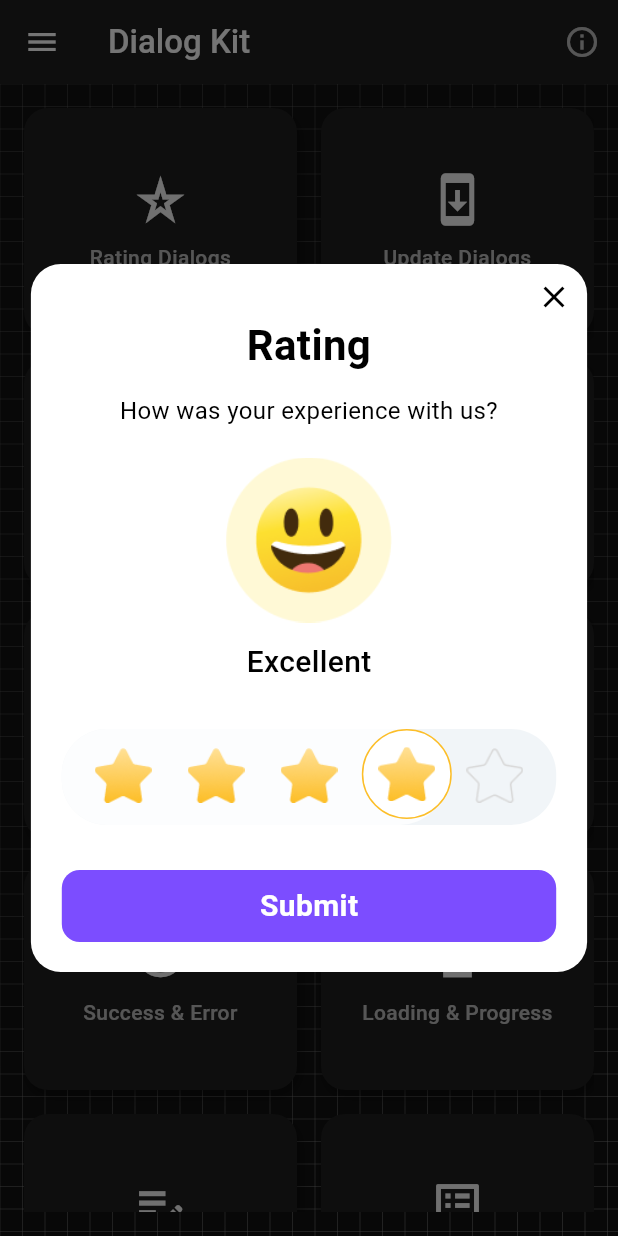
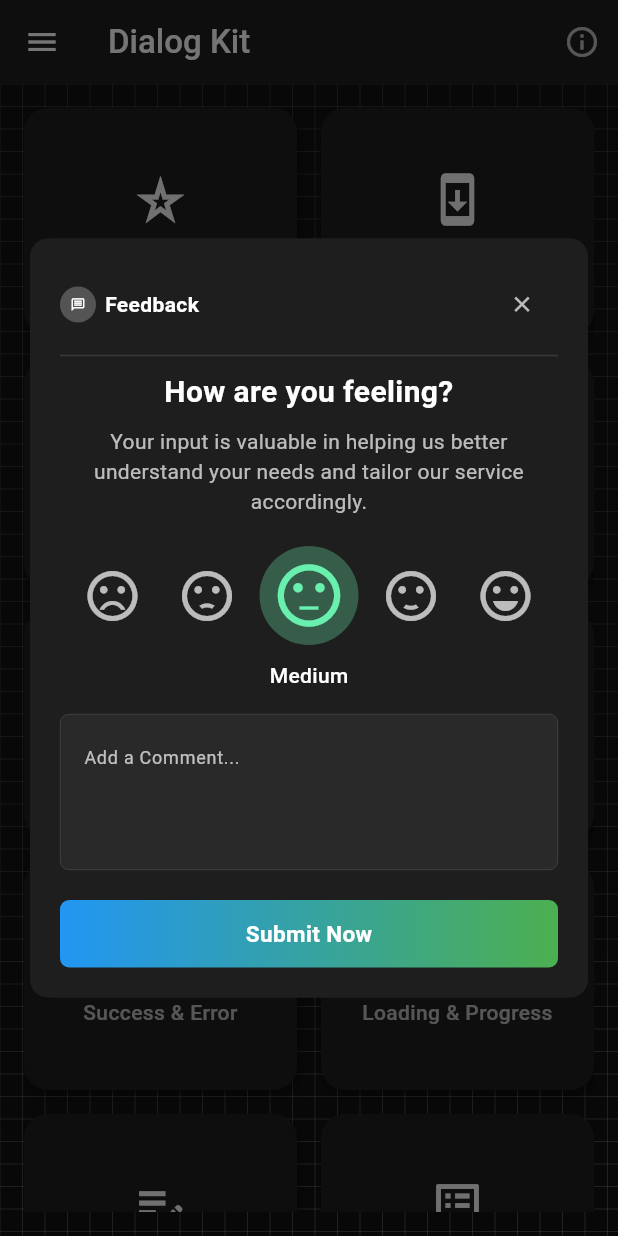
Before and after one commit to ShashwatDhingra/dialog, a Flutter app: the screen it shows after launch, after a tap on "Rating Dialogs", on a phone screen of 412 x 824 dp. Run offline on Flutter 3.47's test engine with Material 3 defaults, Android fonts, the light colour scheme and no system bars.

Commit message:
Add Rating Dialogs

```diff
--- /dev/null
+++ b/lib/rating_dialogs/dialogs/rating_dialog_layout2.dart
@@ -0,0 +1,232 @@
+import 'package:flutter/material.dart';
+
+class RatingDialogLayout2 extends StatefulWidget {
+  final String title;
+  final String description;
+  final String submitText;
+  final bool isDark;
+  final Color buttonTextColor;
+  final List<Color> colors;
+  final Function(int rating, String comment) onSubmit;
+
+  const RatingDialogLayout2({
+    super.key,
+    this.title = "How are you feeling?",
+    this.description =
+        "Your input is valuable in helping us better understand your needs and tailor our service accordingly.",
+    this.submitText = "Submit Now",
+    this.isDark = false,
+    this.buttonTextColor = Colors.white,
+    this.colors = const [Colors.blue, Colors.green],
+    required this.onSubmit,
+  });
+
+  @override
+  State<RatingDialogLayout2> createState() => _RatingDialogLayout2State();
+}
+
+class _RatingDialogLayout2State extends State<RatingDialogLayout2> {
+  int selectedMood = 2; // Default (Medium)
+  final TextEditingController commentController = TextEditingController();
+
+  final List<IconData> moodIcons = [
+    Icons.sentiment_very_dissatisfied,
+    Icons.sentiment_dissatisfied,
+    Icons.sentiment_neutral,
+    Icons.sentiment_satisfied,
+    Icons.sentiment_very_satisfied,
+  ];
+
+  final List<String> moodLabels = [
+    "Very Bad",
+    "Bad",
+    "Medium",
+    "Good",
+    "Excellent",
+  ];
+
+  @override
+  Widget build(BuildContext context) {
+    final bgColor = widget.isDark ? const Color(0xFF1E1E1E) : Colors.white;
+    final titleColor = widget.isDark ? Colors.white : Colors.black87;
+    final subtitleColor = widget.isDark ? Colors.white70 : Colors.black54;
+    final dividerColor = widget.isDark ? Colors.white12 : Colors.black12;
+    final borderColor = widget.isDark ? Colors.white24 : Colors.grey.shade400;
+    final moodHighlightColor = widget.isDark
+        ? Colors.greenAccent.withOpacity(0.3)
+        : Colors.green.withOpacity(0.2);
+
+    return Dialog(
+      backgroundColor: bgColor,
+      shape: RoundedRectangleBorder(borderRadius: BorderRadius.circular(12)),
+      insetPadding: const EdgeInsets.all(20),
+      child: Container(
+        padding: const EdgeInsets.all(20),
+        decoration: BoxDecoration(
+          color: bgColor,
+          borderRadius: BorderRadius.circular(16),
+        ),
+        child: Column(
+          mainAxisSize: MainAxisSize.min,
+          children: [
+            // 🔹 Feedback Row
+            Row(
+              children: [
+                CircleAvatar(
+                  radius: 12,
+                  backgroundColor: widget.isDark
+                      ? Colors.white24
+                      : Colors.black,
+                  child: Icon(
+                    Icons.message_outlined,
+                    color: widget.isDark ? Colors.white : Colors.white,
+                    size: 10,
+                  ),
+                ),
+                const SizedBox(width: 6),
+                Text(
+                  "Feedback",
+                  style: TextStyle(
+                    fontSize: 14,
+                    fontWeight: FontWeight.w600,
+                    color: titleColor,
+                  ),
+                ),
+                const Spacer(),
+                IconButton(
+                  icon: Icon(Icons.close, color: subtitleColor, size: 17),
+                  onPressed: () => Navigator.of(context).pop(),
+                ),
+              ],
+            ),
+
+            Divider(height: 20, color: dividerColor),
+
+            // 🔹 Title
+            Text(
+              widget.title,
+              textAlign: TextAlign.center,
+              style: TextStyle(
+                fontSize: 20,
+                fontWeight: FontWeight.bold,
+                color: titleColor,
+              ),
+            ),
+            const SizedBox(height: 8),
+
+            // 🔹 Description
+            Text(
+              widget.description,
+              textAlign: TextAlign.center,
+              style: TextStyle(fontSize: 14, color: subtitleColor, height: 1.4),
+            ),
+            const SizedBox(height: 20),
+
+            // 🔹 Emoji Rating Row
+            Row(
+              mainAxisAlignment: MainAxisAlignment.spaceEvenly,
+              children: List.generate(moodIcons.length, (index) {
+                final isSelected = selectedMood == index;
+                return GestureDetector(
+                  onTap: () {
+                    setState(() {
+                      selectedMood = index;
+                    });
+                  },
+                  child: AnimatedContainer(
+                    duration: const Duration(milliseconds: 200),
+                    padding: const EdgeInsets.all(8),
+                    decoration: BoxDecoration(
+                      shape: BoxShape.circle,
+                      color: isSelected
+                          ? moodHighlightColor
+                          : Colors.transparent,
+                    ),
+                    child: Icon(
+                      moodIcons[index],
+                      size: isSelected ? 50 : 40,
+                      color: isSelected ? Colors.greenAccent : subtitleColor,
+                    ),
+                  ),
+                );
+              }),
+            ),
+            const SizedBox(height: 10),
+
+            // 🔹 Mood label
+            Text(
+              moodLabels[selectedMood],
+              style: TextStyle(
+                fontSize: 14,
+                fontWeight: FontWeight.w500,
+                color: titleColor,
+              ),
+            ),
+            const SizedBox(height: 16),
+
+            // 🔹 Comment Box
+            TextField(
+              controller: commentController,
+              maxLines: 3,
+              cursorHeight: 14,
+              decoration: InputDecoration(
+                hintText: "Add a Comment...",
+                hintStyle: TextStyle(color: subtitleColor, fontSize: 12),
+                filled: true,
+                fillColor: widget.isDark
+                    ? Colors.white.withOpacity(0.05)
+                    : Colors.grey.shade100,
+                border: OutlineInputBorder(
+                  borderRadius: BorderRadius.circular(6),
+                  borderSide: BorderSide(color: borderColor, width: 0.3),
+                ),
+                enabledBorder: OutlineInputBorder(
+                  borderRadius: BorderRadius.circular(6),
+                  borderSide: BorderSide(color: borderColor, width: 0.3),
+                ),
+                focusedBorder: OutlineInputBorder(
+                  borderRadius: BorderRadius.circular(6),
+                  borderSide: BorderSide(color: borderColor, width: 0.5),
+                ),
+              ),
+              style: TextStyle(color: titleColor),
+            ),
+            const SizedBox(height: 20),
+
+            // 🔹 Submit button
+            SizedBox(
+              width: double.infinity,
+              child: GestureDetector(
+                onTap: () {
+                  widget.onSubmit(selectedMood, commentController.text.trim());
+                  Navigator.of(context).pop();
+                },
+                child: Container(
+                  padding: const EdgeInsets.all(12),
+                  decoration: BoxDecoration(
+                    borderRadius: BorderRadius.circular(6),
+                    gradient: LinearGradient(
+                      colors: widget.colors,
+                      begin: Alignment.centerLeft,
+                      end: Alignment.centerRight,
+                    ),
+                  ),
+                  child: Center(
+                    child: Text(
+                      widget.submitText,
+                      style: TextStyle(
+                        color: widget.buttonTextColor,
+                        fontSize: 15,
+                        fontWeight: FontWeight.w600,
+                      ),
+                    ),
+                  ),
+                ),
+              ),
+            ),
+          ],
+        ),
+      ),
+    );
+  }
+}
--- a/lib/rating_dialogs/rating_dialog.dart
+++ b/lib/rating_dialogs/rating_dialog.dart
@@ -1,12 +1,27 @@
+import 'package:dialog/rating_dialogs/dialogs/rating_dialog_layout1.dart';
+import 'package:dialog/rating_dialogs/dialogs/rating_dialog_layout2.dart';
 import 'package:dialog/rating_dialogs/dialogs/sliding_rating_dialog.dart';
 import 'package:flutter/material.dart';
 
 class RatingDialog {
   static showRatingDialog(BuildContext context) {
+    // showDialog(
+    //   context: context,
+    //   builder: (context) =>
+    //       SlideRatingDialog(onRatingChanged: (r) {}, buttonOnTap: (r) {}),
+    // );
+    // showDialog(
+    //   context: context,
+    //   builder: (context) => RatingDialogLayout1(
+    //     onRateNow: (rating) {},
+    //     onLater: () {},
+    //     initialRating: 3,
+    //   ),
+    // );
     showDialog(
       context: context,
       builder: (context) =>
-          SlideRatingDialog(onRatingChanged: (r) {}, buttonOnTap: (r) {}),
+          RatingDialogLayout2(onSubmit: (rating, comment) {}, isDark: true),
     );
   }
 }
```
Also changed, not shown: lib/rating_dialogs/dialogs/rating_dialog_layout1.dart (added, +203 -0 lines).
